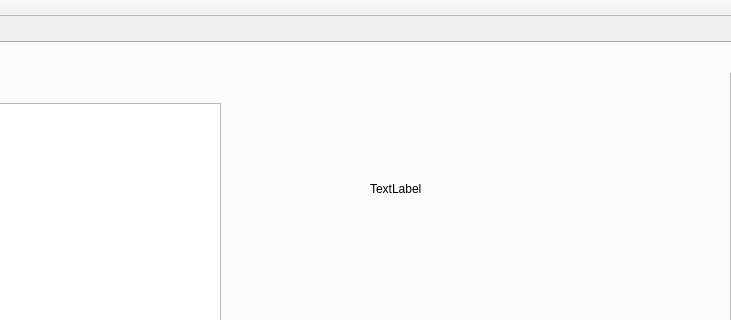
Above: mainwindow.ui from tomerye/Security-Sys-gui before the change; both pictures show x 222 to 953 and y 0 to 320 of the 1363 by 629 pixel window. Below: the same form after it.
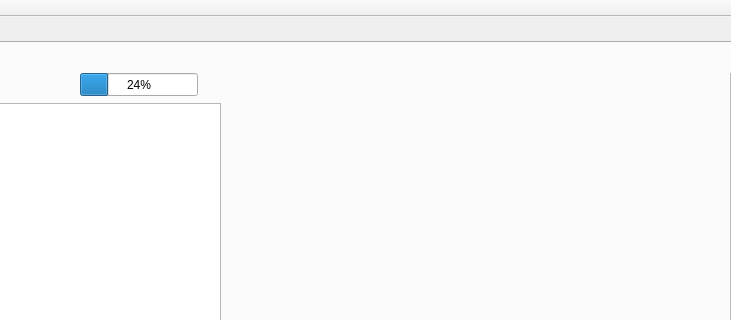
That is the form after the change.

```diff
--- a/mainwindow.ui
+++ b/mainwindow.ui
@@ -73,17 +73,17 @@
        <string>PushButton</string>
       </property>
      </widget>
-     <widget class="QLabel" name="label">
+     <widget class="QProgressBar" name="progressBar">
       <property name="geometry">
        <rect>
-        <x>590</x>
-        <y>120</y>
-        <width>281</width>
-        <height>51</height>
+        <x>300</x>
+        <y>30</y>
+        <width>118</width>
+        <height>23</height>
        </rect>
       </property>
-      <property name="text">
-       <string>TextLabel</string>
+      <property name="value">
+       <number>24</number>
       </property>
      </widget>
     </widget>
```
